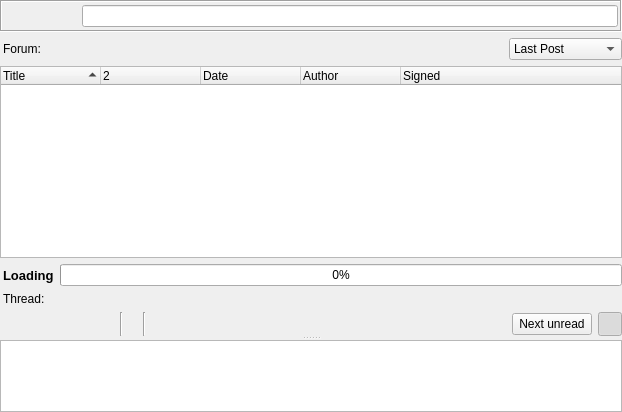
Qt form retroshare-gui/src/gui/gxsforums/GxsForumThreadWidget.ui (RetroShare/RetroShare) before a commit.
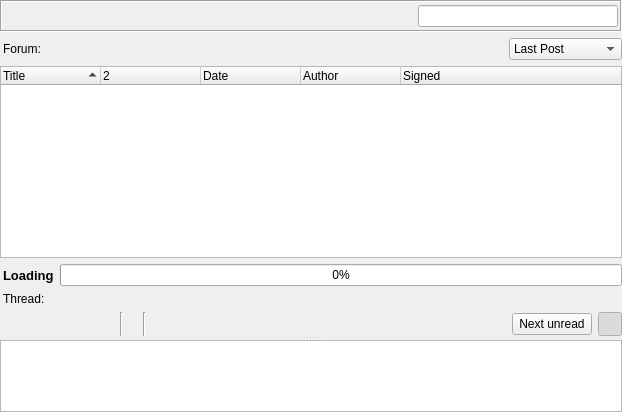
The same form after that commit. Icons and pictures are not drawn. Custom widgets are drawn as their Qt base class.

Commit message: Added a tooltip for Clear Button Set a fixed size for ForumThreadWidget's Search Filter

```diff
--- a/retroshare-gui/src/gui/gxsforums/GxsForumThreadWidget.ui
+++ b/retroshare-gui/src/gui/gxsforums/GxsForumThreadWidget.ui
@@ -71,7 +71,7 @@
              <enum>Qt::Horizontal</enum>
             </property>
             <property name="sizeType">
-             <enum>QSizePolicy::Fixed</enum>
+             <enum>QSizePolicy::Expanding</enum>
             </property>
             <property name="sizeHint" stdset="0">
              <size>
@@ -83,6 +83,18 @@
           </item>
           <item>
            <widget class="LineEditClear" name="filterLineEdit">
+            <property name="minimumSize">
+             <size>
+              <width>200</width>
+              <height>0</height>
+             </size>
+            </property>
+            <property name="maximumSize">
+             <size>
+              <width>200</width>
+              <height>16777215</height>
+             </size>
+            </property>
             <property name="toolTip">
              <string>Search forums</string>
             </property>
```
The commit also changes 1 other file.
